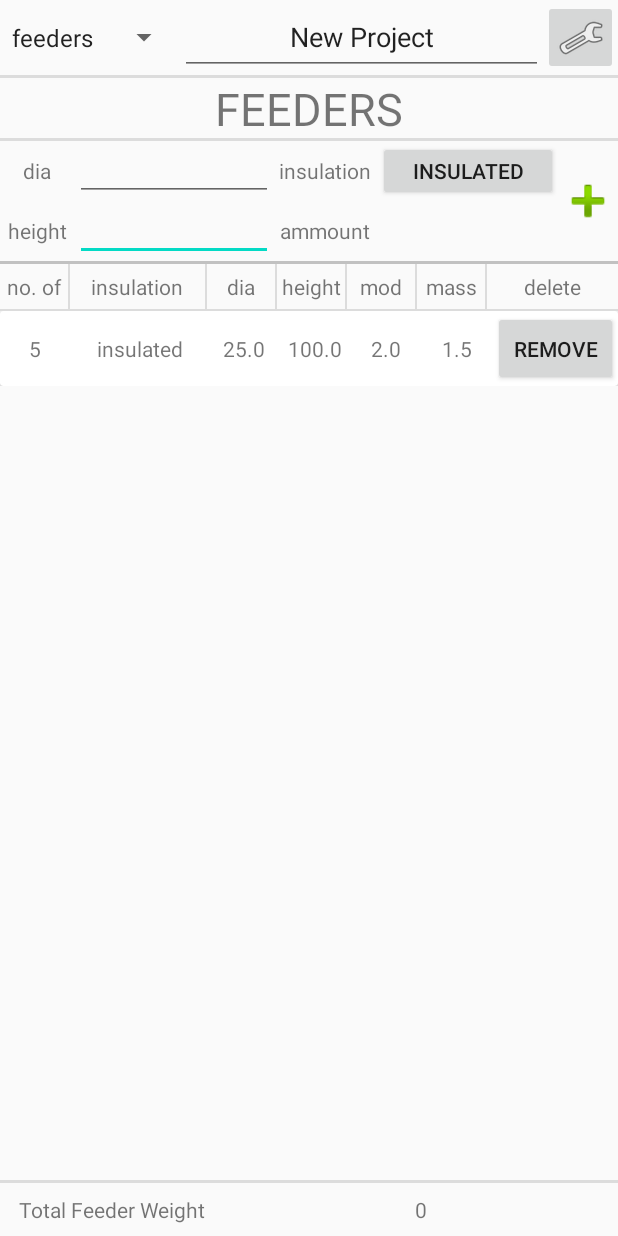
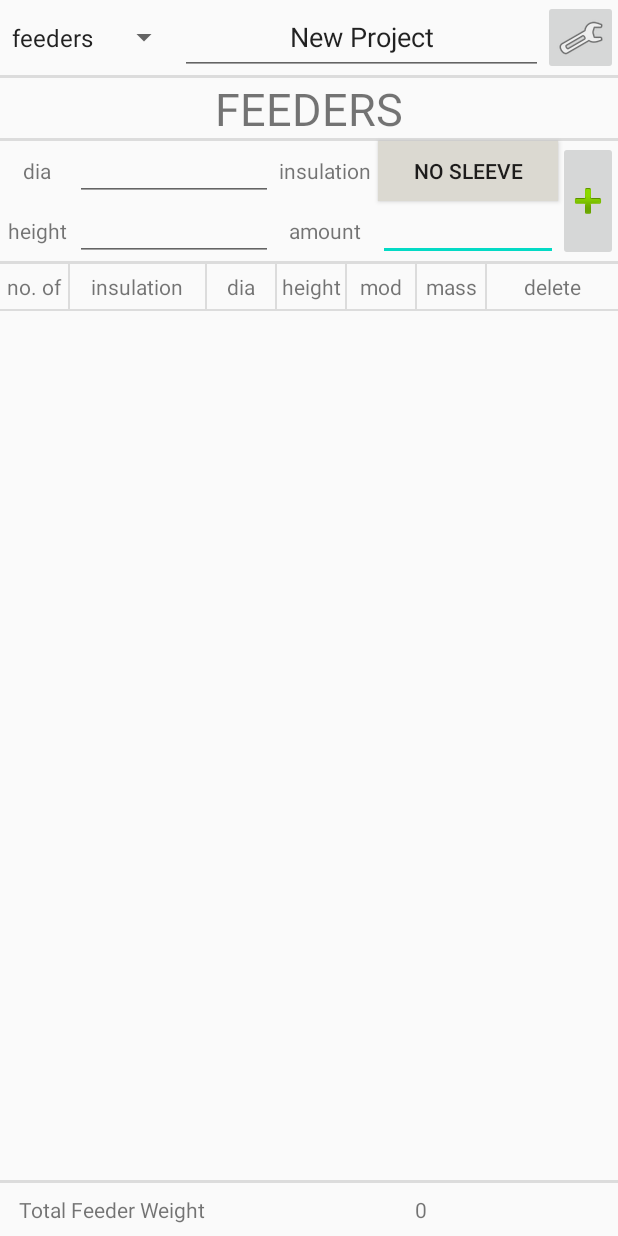
Before and after one commit to RafalUrbanek/Foundryman, an Android app: the FeedersActivity screen opened directly, with no data from a screen before it, on a phone screen of 412 x 824 dp. Run offline under Robolectric (Android 15) with nearby library versions, the phone set to English and light mode, and no system bars.

Commit message:
Minor: - Feeder tab capabilities

```diff
--- a/app/src/main/java/com/Raf/foundryman/FeedersActivity.java
+++ b/app/src/main/java/com/Raf/foundryman/FeedersActivity.java
@@ -6,6 +6,7 @@ import android.view.KeyEvent;
 import android.view.View;
 import android.widget.AdapterView;
 import android.widget.ArrayAdapter;
+import android.widget.Button;
 import android.widget.EditText;
 import android.widget.ImageButton;
 import android.widget.Spinner;
@@ -23,13 +24,19 @@ public class FeedersActivity extends AppCompatActivity implements
     Boolean flag;
     TextView topText;
     RecyclerView feedersRecyclerView;
+    ImageButton addBtn;
+    Button sleeveBtn;
+    TextView feederDiaInput;
+    TextView feederHeightInput;
+    TextView feederAmmountInput;
 
-    String[] feederType = {"insulated"};
-    int[] ammount = {5};
-    double[] diameter = {25.0};
-    double[] height = {100.0};
-    double[] mod = {2.0};
-    double[] mass = {1.5};
+    String[] feederType = {};
+    int[] amount = {};
+    double[] diameter = {};
+    double[] height = {};
+    double[] mod = {};
+    double[] mass = {};
+    int feederBtnCounter = 0;
 
     @Override
     protected void onCreate(Bundle savedInstanceState) {
@@ -38,13 +45,18 @@ public class FeedersActivity extends AppCompatActivity implements
         flag = false;
         tools = getResources().getStringArray(R.array.tools);
         topText = findViewById(R.id.summaryTxtFeeders);
+        feederDiaInput = findViewById(R.id.feederDiaInput);
+        feederHeightInput = findViewById(R.id.feederHeightInput);
+        feederAmmountInput = findViewById(R.id.feederAmmountInput);
         feedersRecyclerView = findViewById(R.id.FeederRecycler);
 
-        FeedersAdapter fAdapter = new FeedersAdapter(this, ammount, feederType, diameter, height, mod, mass);
+        FeedersAdapter fAdapter = new FeedersAdapter(this, amount, feederType, diameter, height, mod, mass);
         feedersRecyclerView.setAdapter(fAdapter);
         feedersRecyclerView.setLayoutManager(new LinearLayoutManager(this));
 
         configureOptionsBtn();
+        configureFeederBtn();
+        configureAddBtn();
         configureProjectText();
         configureSpinner();
 
@@ -73,6 +85,62 @@ public class FeedersActivity extends AppCompatActivity implements
         });
     }
 
+    private void configureFeederBtn(){
+        sleeveBtn = findViewById(R.id.feederSleeveBtn);
+        sleeveBtn.setBackgroundColor(getResources().getColor(R.color.sleeve_gray));
+        sleeveBtn.setText("No Sleeve");
+        sleeveBtn.setOnClickListener(new View.OnClickListener() {
+            @Override
+            public void onClick(View v) {
+                if (++feederBtnCounter > 2){
+                    feederBtnCounter = 0;
+                }
+                switch(feederBtnCounter){
+                    case 0:
+                        sleeveBtn.setText("No Sleeve");
+                        sleeveBtn.setBackgroundColor(getResources().getColor(R.color.sleeve_gray));
+                        break;
+                    case 1:
+                        sleeveBtn.setText("Insulated");
+                        sleeveBtn.setBackgroundColor(getResources().getColor(R.color.sleeve_yellow));
+                        break;
+                    case 2:
+                        sleeveBtn.setText("Exothermic");
+                        sleeveBtn.setBackgroundColor(getResources().getColor(R.color.sleeve_red));
+                        break;
+                }
+            }
+        });
+    }
+
+    private void configureAddBtn(){
+        addBtn = findViewById(R.id.feederAddBtn);
+        addBtn.setOnClickListener(new View.OnClickListener() {
+            @Override
+            public void onClick(View v) {
+                Double ammount;
+                Double dia;
+                Double height;
+                Double mass;
+
+                if (!String.valueOf(feederAmmountInput.getText()).isEmpty() &&
+                        !String.valueOf(feederDiaInput.getText()).isEmpty() &&
+                        !String.valueOf(feederHeightInput.getText()).isEmpty()) {
+
+                    ammount = Double.valueOf(String.valueOf(feederAmmountInput.getText()));
+                    dia = Double.valueOf(String.valueOf(feederDiaInput.getText()));
+                    height = Double.valueOf(String.valueOf(feederHeightInput.getText()));
+                    mass = ammount * height / 1000 * Math.PI * (dia / 2 / 1000) * (dia / 2 / 1000) * Support.density;
+
+                    feederAmmountInput.setText("");
+                    feederDiaInput.setText("");
+                    feederHeightInput.setText("");
+
+                }
+            }
+        });
+    }
+
     private void configureOptionsBtn(){
         ImageButton optionsBtn = findViewById(R.id.MainOptionsBtn);
         optionsBtn.setOnClickListener(new View.OnClickListener() {
--- a/app/src/main/java/com/Raf/foundryman/Support.java
+++ b/app/src/main/java/com/Raf/foundryman/Support.java
@@ -10,7 +10,7 @@ public class Support {
     static final double DEFAULT_SF = 20;
     static Double[] dataOutput = new Double[8];
     static double safetyFactor = 0.0;
-    static double densityPlaceholder = 2500; //     <----- to be replaced once alloy pick is in place
+    static double density = 2500; //     <----- to be replaced once alloy pick is in place
     static boolean[] modified = {false, false, false, false, false, false, false};
 
     // select correct activity based on the spinner selection
@@ -209,9 +209,9 @@ public class Support {
     private static Double getFlow() {
         Double flowRate;
         if (modified[0]){
-            flowRate = getTopArea() * getTopVelocity() * densityPlaceholder;
+            flowRate = getTopArea() * getTopVelocity() * density;
         } else if (modified[2]){
-            flowRate = getBottomArea() * getBottomVelocity() * densityPlaceholder;
+            flowRate = getBottomArea() * getBottomVelocity() * density;
         } else {
             flowRate = 0.0;
             Log.d("getFlow: ", "Flowrate not calculated correctly due to method called " +
--- a/app/src/main/res/layout/activity_feeders.xml
+++ b/app/src/main/res/layout/activity_feeders.xml
@@ -13,6 +13,17 @@
         tools:layout_editor_absoluteX="-34dp"
         tools:layout_editor_absoluteY="0dp">
 
+        <EditText
+            android:id="@+id/feederAmmountInput"
+            android:layout_width="0dp"
+            android:layout_height="0dp"
+            android:ems="10"
+            android:inputType="number"
+            app:layout_constraintBottom_toBottomOf="@+id/feederDesc"
+            app:layout_constraintEnd_toEndOf="@+id/feederSleeveBtn"
+            app:layout_constraintStart_toEndOf="@+id/feederDesc4"
+            app:layout_constraintTop_toTopOf="@+id/feederDesc" />
+
         <TextView
             android:id="@+id/feederDesc10"
             android:layout_width="0dp"
@@ -22,7 +33,7 @@
             android:textAlignment="center"
             app:layout_constraintEnd_toEndOf="parent"
             app:layout_constraintStart_toEndOf="@+id/divider28"
-            app:layout_constraintTop_toBottomOf="@+id/divider11" />
+            app:layout_constraintTop_toBottomOf="@+id/divider22" />
 
         <TextView
             android:id="@+id/feederDesc9"
@@ -32,7 +43,7 @@
             android:text="mass"
             android:textAlignment="center"
             app:layout_constraintStart_toEndOf="@+id/divider30"
-            app:layout_constraintTop_toBottomOf="@+id/divider11" />
+            app:layout_constraintTop_toBottomOf="@+id/divider22" />
 
         <View
             android:id="@+id/divider30"
@@ -52,7 +63,7 @@
             android:text="mod"
             android:textAlignment="center"
             app:layout_constraintStart_toEndOf="@+id/divider29"
-            app:layout_constraintTop_toBottomOf="@+id/divider11" />
+            app:layout_constraintTop_toBottomOf="@+id/divider22" />
 
         <View
             android:id="@+id/divider29"
@@ -72,7 +83,7 @@
             android:text="@string/height"
             android:textAlignment="center"
             app:layout_constraintStart_toEndOf="@+id/divider27"
-            app:layout_constraintTop_toBottomOf="@+id/divider11" />
+            app:layout_constraintTop_toBottomOf="@+id/divider22" />
 
         <View
             android:id="@+id/divider27"
@@ -112,7 +123,7 @@
             android:text="@string/Insulation"
             android:textAlignment="center"
             app:layout_constraintStart_toEndOf="@+id/divider25"
-            app:layout_constraintTop_toBottomOf="@+id/divider11" />
+            app:layout_constraintTop_toBottomOf="@+id/divider22" />
 
         <TextView
             android:id="@+id/feederDesc6"
@@ -122,7 +133,7 @@
             android:text="@string/diameter"
             android:textAlignment="center"
             app:layout_constraintStart_toEndOf="@+id/divider26"
-            app:layout_constraintTop_toBottomOf="@+id/divider11" />
+            app:layout_constraintTop_toBottomOf="@+id/divider22" />
 
         <View
             android:id="@+id/divider24"
@@ -138,21 +149,23 @@
             android:id="@+id/divider22"
             android:layout_width="0dp"
             android:layout_height="2dp"
+            android:layout_marginTop="80dp"
             android:background="?android:attr/listDivider"
             app:layout_constraintEnd_toEndOf="parent"
             app:layout_constraintHorizontal_bias="0.0"
             app:layout_constraintStart_toStartOf="parent"
-            app:layout_constraintTop_toBottomOf="@+id/imageView2" />
+            app:layout_constraintTop_toBottomOf="@+id/divider6" />
 
         <TextView
             android:id="@+id/feederDesc4"
             android:layout_width="0dp"
             android:layout_height="0dp"
             android:gravity="center"
-            android:text="ammount"
+            android:text="amount"
             android:textAlignment="center"
-            app:layout_constraintBottom_toTopOf="@+id/divider11"
+            app:layout_constraintBottom_toTopOf="@+id/divider22"
             app:layout_constraintEnd_toEndOf="@+id/feederDesc3"
+            app:layout_constraintHorizontal_bias="1.0"
             app:layout_constraintStart_toStartOf="@+id/feederDesc3"
             app:layout_constraintTop_toBottomOf="@+id/feederDesc3" />
 
@@ -164,8 +177,8 @@
             android:gravity="center"
             android:text="@string/Insulation"
             android:textAlignment="center"
-            app:layout_constraintBottom_toBottomOf="@+id/feederAmmountField2"
-            app:layout_constraintEnd_toStartOf="@+id/imageView2"
+            app:layout_constraintBottom_toBottomOf="@+id/feederDiaInput"
+            app:layout_constraintEnd_toStartOf="@+id/feederAddBtn"
             app:layout_constraintTop_toBottomOf="@+id/divider6"
             app:layout_constraintVertical_bias="0.0" />
 
@@ -176,23 +189,22 @@
             android:gravity="center"
             android:text="@string/height"
             android:textAlignment="center"
-            app:layout_constraintBottom_toTopOf="@+id/divider11"
             app:layout_constraintStart_toStartOf="parent"
             app:layout_constraintTop_toBottomOf="@+id/feederDesc1" />
 
         <EditText
-            android:id="@+id/feederAmmountField3"
+            android:id="@+id/feederHeightInput"
             android:layout_width="0dp"
             android:layout_height="0dp"
             android:ems="10"
             android:inputType="number"
             app:layout_constraintBottom_toBottomOf="@+id/feederDesc"
-            app:layout_constraintEnd_toEndOf="@+id/feederAmmountField2"
+            app:layout_constraintEnd_toEndOf="@+id/feederDiaInput"
             app:layout_constraintStart_toEndOf="@+id/feederDesc1"
             app:layout_constraintTop_toTopOf="@+id/feederDesc" />
 
         <EditText
-            android:id="@+id/feederAmmountField2"
+            android:id="@+id/feederDiaInput"
             android:layout_width="0dp"
             android:layout_height="0dp"
             android:ems="10"
@@ -211,16 +223,6 @@
             android:textAlignment="center"
             app:layout_constraintStart_toStartOf="parent"
             app:layout_constraintTop_toBottomOf="@+id/divider6" />
-
-        <View
-            android:id="@+id/divider11"
-            android:layout_width="0dp"
-            android:layout_height="2dp"
-            android:background="?android:attr/listDivider"
-            app:layout_constraintEnd_toEndOf="parent"
-            app:layout_constraintHorizontal_bias="0.0"
-            app:layout_constraintStart_toStartOf="parent"
-            app:layout_constraintTop_toBottomOf="@+id/imageView2" />
 
         <TextView
             android:id="@+id/summaryTxtFeeders"
@@ -292,14 +294,6 @@
             app:layout_constraintStart_toStartOf="parent"
             app:layout_constraintTop_toBottomOf="@+id/divider24" />
 
-        <ImageView
-            android:id="@+id/imageView2"
-            android:layout_width="40dp"
-            android:layout_height="80dp"
-            app:layout_constraintEnd_toEndOf="parent"
-            app:layout_constraintTop_toBottomOf="@+id/divider6"
-            app:srcCompat="@android:drawable/ic_input_add" />
-
         <TextView
             android:id="@+id/textView2"
             android:layout_width="150dp"
@@ -339,15 +333,15 @@
             android:text="no. of"
             android:textAlignment="center"
             app:layout_constraintStart_toStartOf="parent"
-            app:layout_constraintTop_toBottomOf="@+id/divider11" />
+            app:layout_constraintTop_toBottomOf="@+id/divider22" />
 
         <Button
-            android:id="@+id/feederInsulatedBtn"
+            android:id="@+id/feederSleeveBtn"
             android:layout_width="0dp"
             android:layout_height="0dp"
             android:text="@string/FeedersInsulatedText"
             app:layout_constraintBottom_toBottomOf="@+id/feederDesc3"
-            app:layout_constraintEnd_toStartOf="@+id/imageView2"
+            app:layout_constraintEnd_toStartOf="@+id/feederAddBtn"
             app:layout_constraintStart_toEndOf="@+id/feederDesc3"
             app:layout_constraintTop_toBottomOf="@+id/divider6"
             app:layout_constraintVertical_bias="0.0" />
@@ -358,8 +352,6 @@
             android:layout_height="0dp"
             android:ems="10"
             android:inputType="number"
-            app:layout_constraintBottom_toTopOf="@+id/divider11"
-            app:layout_constraintEnd_toStartOf="@+id/imageView2"
             app:layout_constraintStart_toEndOf="@+id/feederDesc2"
             app:layout_constraintTop_toTopOf="@+id/feederDesc2" />
 
@@ -372,6 +364,15 @@
             app:layout_constraintStart_toEndOf="@+id/feederDesc2"
             app:layout_constraintTop_toBottomOf="@+id/divider22" />
 
+        <ImageButton
+            android:id="@+id/feederAddBtn"
+            android:layout_width="40dp"
+            android:layout_height="0dp"
+            app:layout_constraintBottom_toTopOf="@+id/divider22"
+            app:layout_constraintEnd_toEndOf="parent"
+            app:layout_constraintTop_toBottomOf="@+id/divider6"
+            app:srcCompat="@android:drawable/ic_input_add" />
+
     </androidx.constraintlayout.widget.ConstraintLayout>
 
 </androidx.constraintlayout.widget.ConstraintLayout>
--- a/app/src/main/res/values/colors.xml
+++ b/app/src/main/res/values/colors.xml
@@ -6,4 +6,7 @@
     <color name="button_red">#D3EC5959</color>
     <color name="button_green">#D35BEC59</color>
     <color name="dark_green">#D3015000</color>
+    <color name="sleeve_yellow">#DBD76A</color>
+    <color name="sleeve_red">#DB8B82</color>
+    <color name="sleeve_gray">#DBD9D1</color>
 </resources>
```
